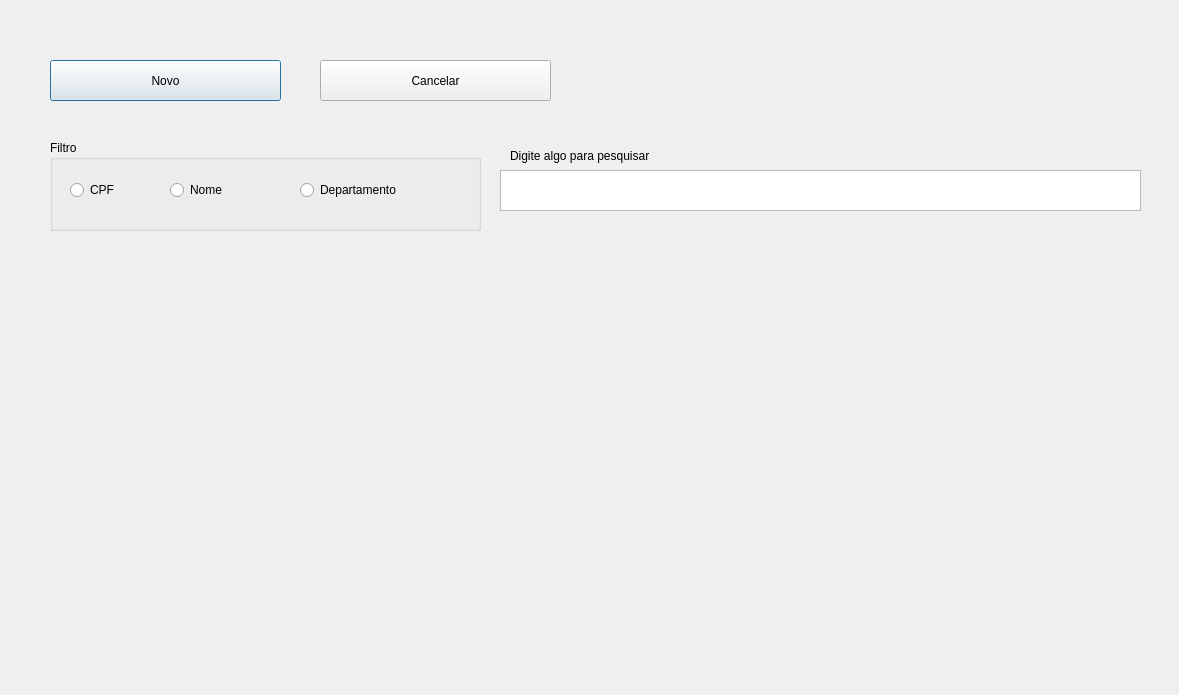
Qt form projeto_EE_2022_1/telaprincipal.ui (MariaZBP/projeto_Qt) before a commit.
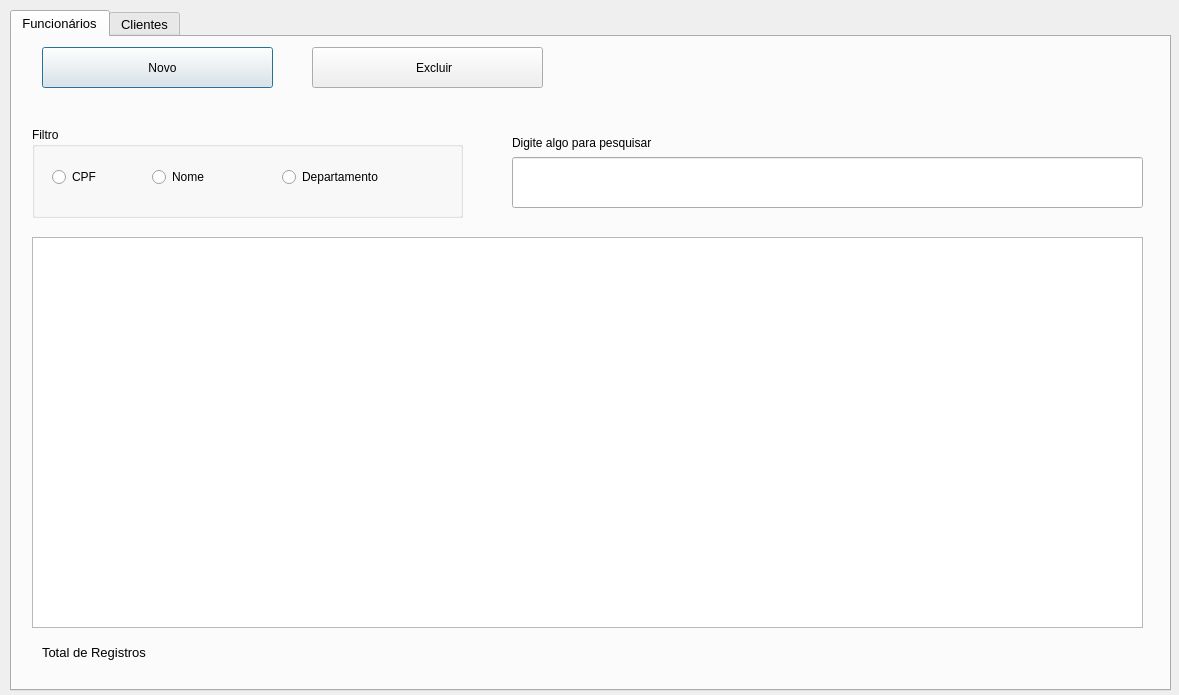
The same form after that commit. Icons and pictures are not drawn.

Commit message:
Personalização da Tela Principal
Tela que mostra os Registros

```diff
--- a/projeto_EE_2022_1/telaprincipal.ui
+++ b/projeto_EE_2022_1/telaprincipal.ui
@@ -13,11 +13,35 @@
   <property name="windowTitle">
    <string>Dialog</string>
   </property>
-  <widget class="QPushButton" name="pushButton">
+  <widget class="QTabWidget" name="tabWidget">
    <property name="geometry">
     <rect>
-     <x>50</x>
-     <y>60</y>
+     <x>10</x>
+     <y>10</y>
+     <width>1161</width>
+     <height>681</height>
+    </rect>
+   </property>
+   <property name="font">
+    <font>
+     <pointsize>10</pointsize>
+    </font>
+   </property>
+   <property name="styleSheet">
+    <string notr="true"/>
+   </property>
+   <property name="currentIndex">
+    <number>0</number>
+   </property>
+   <widget class="QWidget" name="tab">
+    <attribute name="title">
+     <string>Funcionários</string>
+    </attribute>
+    <widget class="QPushButton" name="btnCadastrarFuncionario">
+     <property name="geometry">
+      <rect>
+       <x>30</x>
+       <y>10</y>
      <width>231</width>
      <height>41</height>
     </rect>
@@ -28,14 +52,47 @@
     </font>
    </property>
    <property name="text">
-    <string>Novo</string>
-   </property>
-  </widget>
-  <widget class="QPushButton" name="pushButton_2">
+      <string>   Novo</string>
+     </property>
+     <property name="icon">
+      <iconset>
+       <selectedon>:/Imagens/Imagens/novo.png</selectedon>
+      </iconset>
+     </property>
+    </widget>
+    <widget class="QLineEdit" name="txtPesquisarFuncionario">
    <property name="geometry">
     <rect>
-     <x>320</x>
-     <y>60</y>
+       <x>500</x>
+       <y>120</y>
+       <width>631</width>
+       <height>51</height>
+      </rect>
+     </property>
+    </widget>
+    <widget class="QLabel" name="label">
+     <property name="geometry">
+      <rect>
+       <x>500</x>
+       <y>90</y>
+       <width>421</width>
+       <height>31</height>
+      </rect>
+     </property>
+     <property name="font">
+      <font>
+       <pointsize>9</pointsize>
+      </font>
+     </property>
+     <property name="text">
+      <string>Digite algo para pesquisar</string>
+     </property>
+    </widget>
+    <widget class="QPushButton" name="btnExcluirFuncionario">
+     <property name="geometry">
+      <rect>
+       <x>300</x>
+       <y>10</y>
      <width>231</width>
      <height>41</height>
     </rect>
@@ -46,14 +103,41 @@
     </font>
    </property>
    <property name="text">
-    <string>Cancelar</string>
+      <string>    Excluir</string>
+     </property>
+     <property name="icon">
+      <iconset resource="recursosimagens.qrc">
+       <normaloff>:/Imagens/Imagens/excluir.png</normaloff>:/Imagens/Imagens/excluir.png</iconset>
+     </property>
+    </widget>
+    <widget class="QTableWidget" name="tableWidgetFuncionario">
+     <property name="geometry">
+      <rect>
+       <x>20</x>
+       <y>200</y>
+       <width>1111</width>
+       <height>391</height>
+      </rect>
+     </property>
+    </widget>
+    <widget class="QLabel" name="lblTotalRegistros">
+     <property name="geometry">
+      <rect>
+       <x>30</x>
+       <y>600</y>
+       <width>441</width>
+       <height>31</height>
+      </rect>
+     </property>
+     <property name="text">
+      <string>Total de Registros</string>
    </property>
   </widget>
   <widget class="QGroupBox" name="groupBox">
    <property name="geometry">
     <rect>
-     <x>50</x>
-     <y>140</y>
+       <x>20</x>
+       <y>90</y>
      <width>431</width>
      <height>91</height>
     </rect>
@@ -106,40 +190,16 @@
     </property>
    </widget>
   </widget>
-  <widget class="QTextEdit" name="textEdit">
-   <property name="geometry">
-    <rect>
-     <x>500</x>
-     <y>170</y>
-     <width>641</width>
-     <height>41</height>
-    </rect>
-   </property>
-   <property name="font">
-    <font>
-     <pointsize>16</pointsize>
-    </font>
-   </property>
-  </widget>
-  <widget class="QLabel" name="label">
-   <property name="geometry">
-    <rect>
-     <x>510</x>
-     <y>140</y>
-     <width>421</width>
-     <height>31</height>
-    </rect>
-   </property>
-   <property name="font">
-    <font>
-     <pointsize>9</pointsize>
-    </font>
-   </property>
-   <property name="text">
-    <string>Digite algo para pesquisar</string>
-   </property>
-  </widget>
- </widget>
- <resources/>
+   </widget>
+   <widget class="QWidget" name="tab_2">
+    <attribute name="title">
+     <string>Clientes</string>
+    </attribute>
+   </widget>
+  </widget>
+ </widget>
+ <resources>
+  <include location="recursosimagens.qrc"/>
+ </resources>
  <connections/>
 </ui>
```
Left out of the diff: 8 changed lines with no effect on the pictures. Lines whose indentation alone changed are shown as unchanged. The commit also changes 2 other files.
